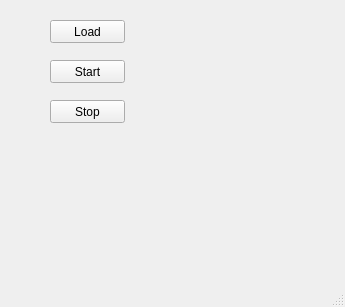
Before: the Qt Designer form sting/ui/qt_ui_files/run_window.ui in karempudi/sting, drawn with Qt 5.
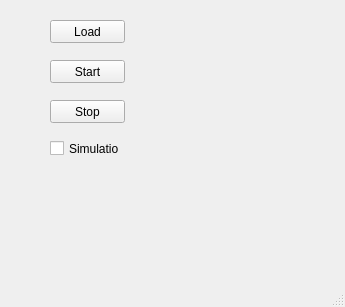
After: the same form once the commit is applied.

Commit message: Added check box for simulation mode run in the run ui

The edit to the form file:
```diff
--- a/sting/ui/qt_ui_files/run_window.ui
+++ b/sting/ui/qt_ui_files/run_window.ui
@@ -53,6 +53,19 @@
      <string>Load</string>
     </property>
    </widget>
+   <widget class="QCheckBox" name="simulation_check">
+    <property name="geometry">
+     <rect>
+      <x>50</x>
+      <y>140</y>
+      <width>70</width>
+      <height>17</height>
+     </rect>
+    </property>
+    <property name="text">
+     <string>Simulation</string>
+    </property>
+   </widget>
   </widget>
   <widget class="QMenuBar" name="menubar">
    <property name="geometry">
```
The commit also changes 1 other file.
